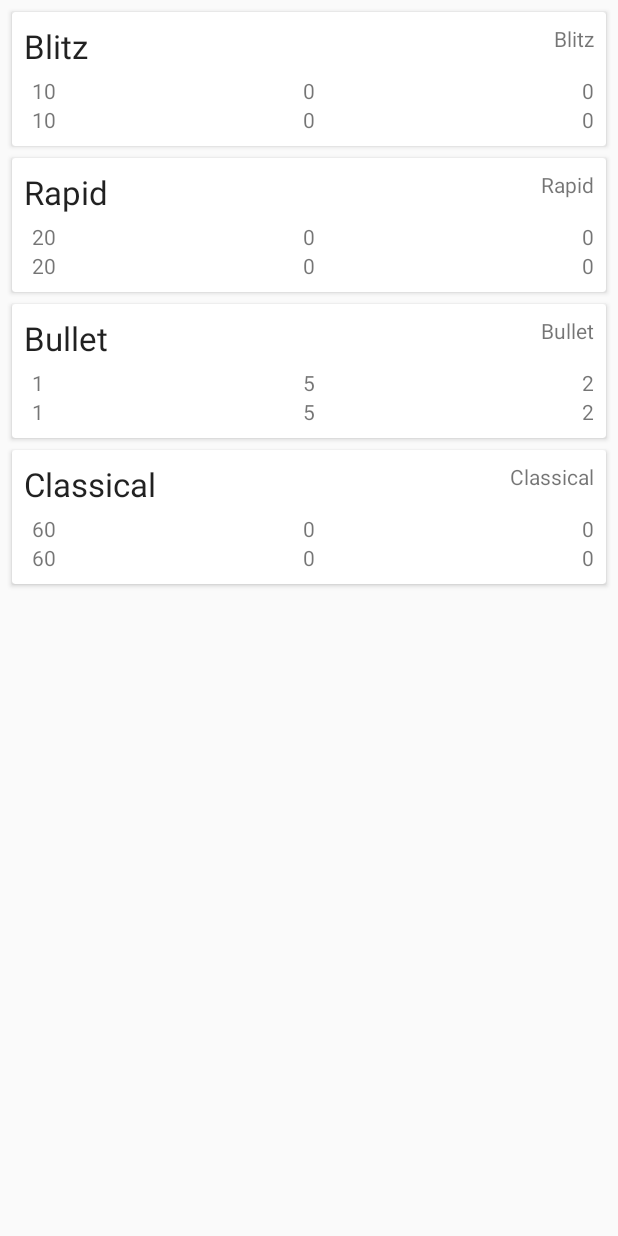
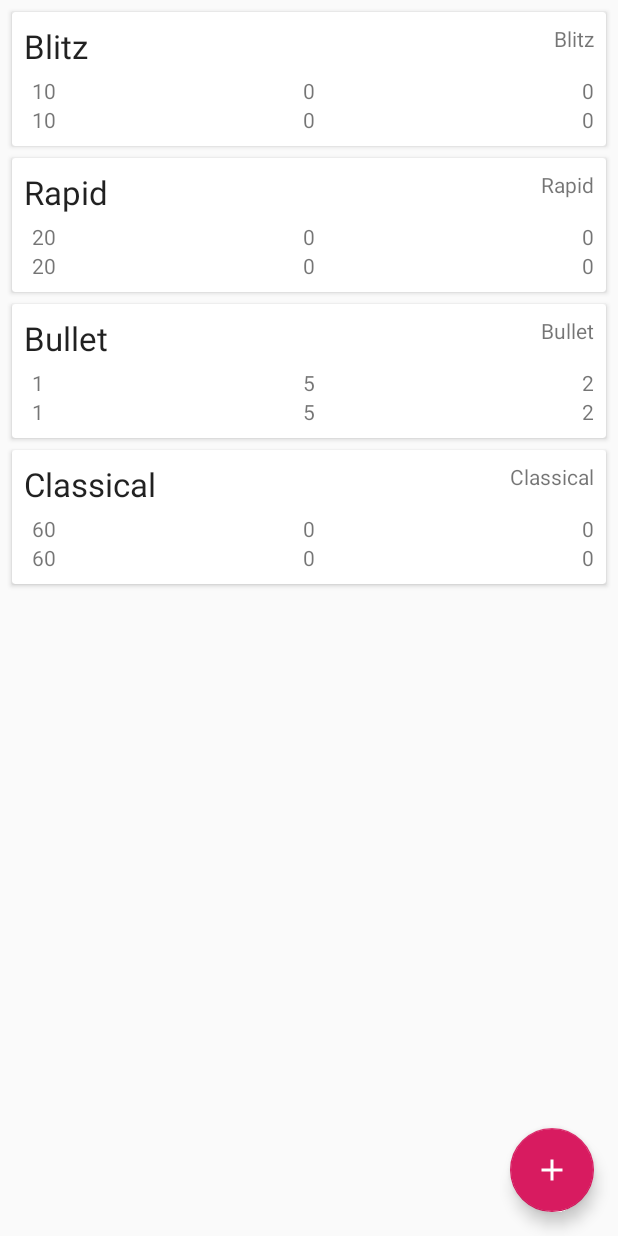
Before and after one commit to jwright12/ChessTimer, an Android app: the screen it shows after launch (MainActivity), on a phone screen of 412 x 824 dp. Run offline under Robolectric (Android 15) with nearby library versions, the phone set to English and light mode, and no system bars; our stand-ins replace Room's generated code.

Commit message:
Package updates for vector assets

```diff
--- a/app/build.gradle
+++ b/app/build.gradle
@@ -5,6 +5,8 @@ apply plugin: 'kotlin-android'
 apply plugin: 'kotlin-android-extensions'
 
 apply plugin: 'kotlin-kapt'
+
+
 
 android {
     compileSdkVersion 29
@@ -44,7 +46,7 @@ dependencies {
 
     implementation fileTree(dir: 'libs', include: ['*.jar'])
     implementation"org.jetbrains.kotlin:kotlin-stdlib-jdk7:$kotlin_version"
-    implementation 'androidx.appcompat:appcompat:1.0.2'
+    implementation 'androidx.appcompat:appcompat:1.1.0'
     implementation 'androidx.core:core-ktx:1.0.2'
     implementation 'androidx.constraintlayout:constraintlayout:1.1.3'
     implementation 'com.google.android.material:material:1.0.0'
--- a/app/src/main/java/com/example/chess_time/MainActivity.kt
+++ b/app/src/main/java/com/example/chess_time/MainActivity.kt
@@ -1,5 +1,6 @@
 package com.example.chess_time
 
+import android.content.Intent
 import android.os.Bundle
 import androidx.appcompat.app.AppCompatActivity;
 import androidx.lifecycle.Observer
@@ -10,6 +11,10 @@ import kotlinx.android.synthetic.main.activity_main.*
 
 class MainActivity : AppCompatActivity() {
 
+    companion object {
+        const val ADD_TIMER_REQUEST = 1
+        const val EDIT_TIMER_REQUEST = 2
+    }
     private lateinit var timerViewModel: TimerViewModel
 
 
@@ -17,11 +22,21 @@ class MainActivity : AppCompatActivity() {
         super.onCreate(savedInstanceState)
         setContentView(R.layout.activity_main)
 
+        // Pass data back from add timer activity
+        buttonAddTimer.setOnClickListener {
+            startActivityForResult(
+                Intent(this, AddEditTimerRequest::class.java),
+                ADD_TIMER_REQUEST
+            )
+        }
+
+
+        // Layout manager handles recycling and dimensions of the recycler view
         timer_card_recycler_view.layoutManager = LinearLayoutManager(this)
         timer_card_recycler_view.setHasFixedSize(true)
 
+        // Adapter deals with binding and inflating actual data to recycler view cards
         var adapter = TimerAdapter()
-
         timer_card_recycler_view.adapter = adapter
 
         // Android will destroy the view when the activity is not needed anymore
--- /dev/null
+++ b/app/src/main/res/drawable/ic_add.xml
@@ -0,0 +1,5 @@
+<vector android:height="24dp" android:tint="#FFFFFF"
+    android:viewportHeight="24.0" android:viewportWidth="24.0"
+    android:width="24dp" xmlns:android="http://schemas.android.com/apk/res/android">
+    <path android:fillColor="@android:color/white" android:pathData="M19,13h-6v6h-2v-6H5v-2h6V5h2v6h6v2z"/>
+</vector>
--- a/app/src/main/res/layout/activity_main.xml
+++ b/app/src/main/res/layout/activity_main.xml
@@ -1,12 +1,20 @@
 <?xml version="1.0" encoding="utf-8"?>
 <androidx.coordinatorlayout.widget.CoordinatorLayout
         xmlns:android="http://schemas.android.com/apk/res/android"
-        xmlns:app="http://schemas.android.com/apk/res-auto"
         xmlns:tools="http://schemas.android.com/tools"
         android:layout_width="match_parent"
         android:layout_height="match_parent"
+        xmlns:app="http://schemas.android.com/apk/res-auto"
         tools:context=".MainActivity">
 
+    <com.google.android.material.floatingactionbutton.FloatingActionButton
+            android:id="@+id/buttonAddTimer"
+            android:layout_width="wrap_content"
+            android:layout_height="wrap_content"
+            android:layout_gravity="bottom|right"
+            android:layout_marginRight="16dp"
+            android:layout_marginBottom="16dp"
+            app:srcCompat="@drawable/ic_add" />
 
 
     <androidx.recyclerview.widget.RecyclerView
@@ -18,4 +26,6 @@
     ></androidx.recyclerview.widget.RecyclerView>
 
 
+
+
 </androidx.coordinatorlayout.widget.CoordinatorLayout>
--- a/build.gradle
+++ b/build.gradle
@@ -8,7 +8,7 @@ buildscript {
 
     }
     dependencies {
-        classpath 'com.android.tools.build:gradle:3.4.2'
+        classpath 'com.android.tools.build:gradle:3.5.0'
         classpath "org.jetbrains.kotlin:kotlin-gradle-plugin:$kotlin_version"
         // NOTE: Do not place your application dependencies here; they belong
         // in the individual module build.gradle files
```
Also changed, not shown: gradle/wrapper/gradle-wrapper.properties.
